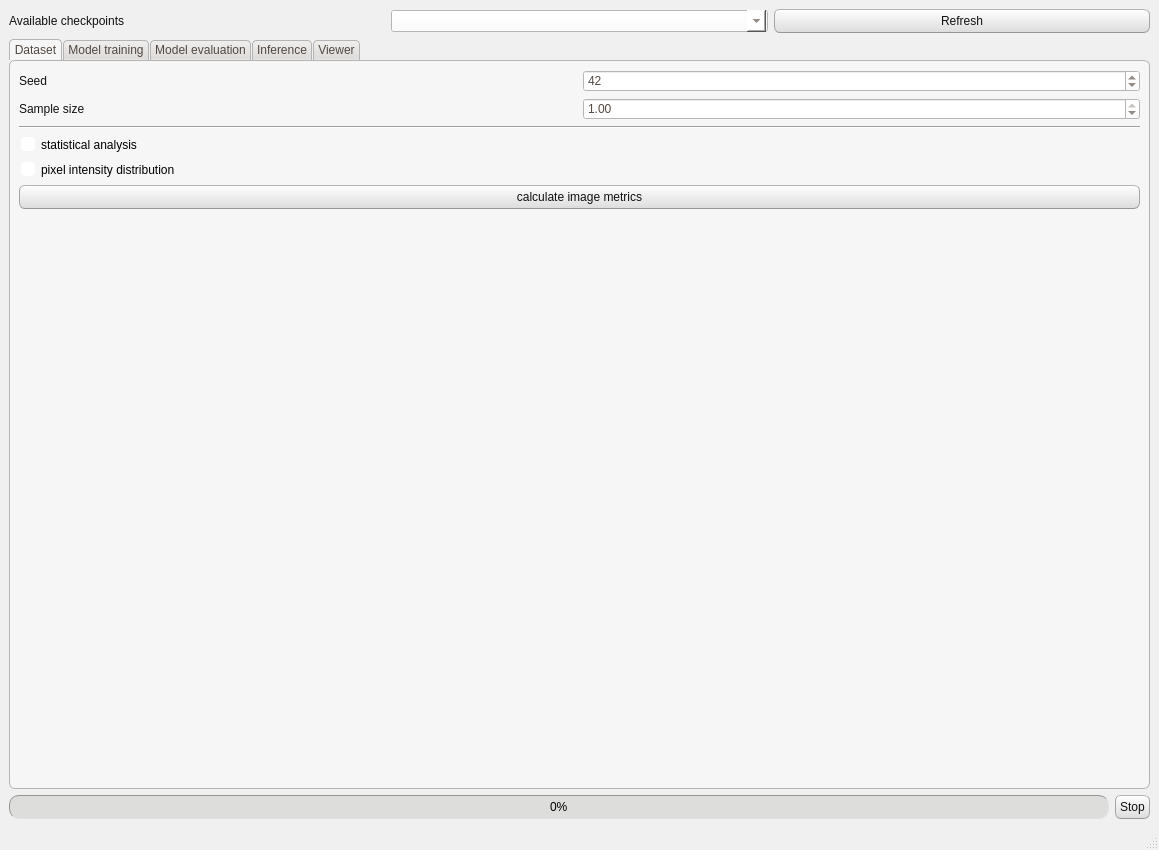
Old version of the form FEXT/commons/interface/layout/window_layout.ui in the repository CTCycle/FEXT-Autoencoder.
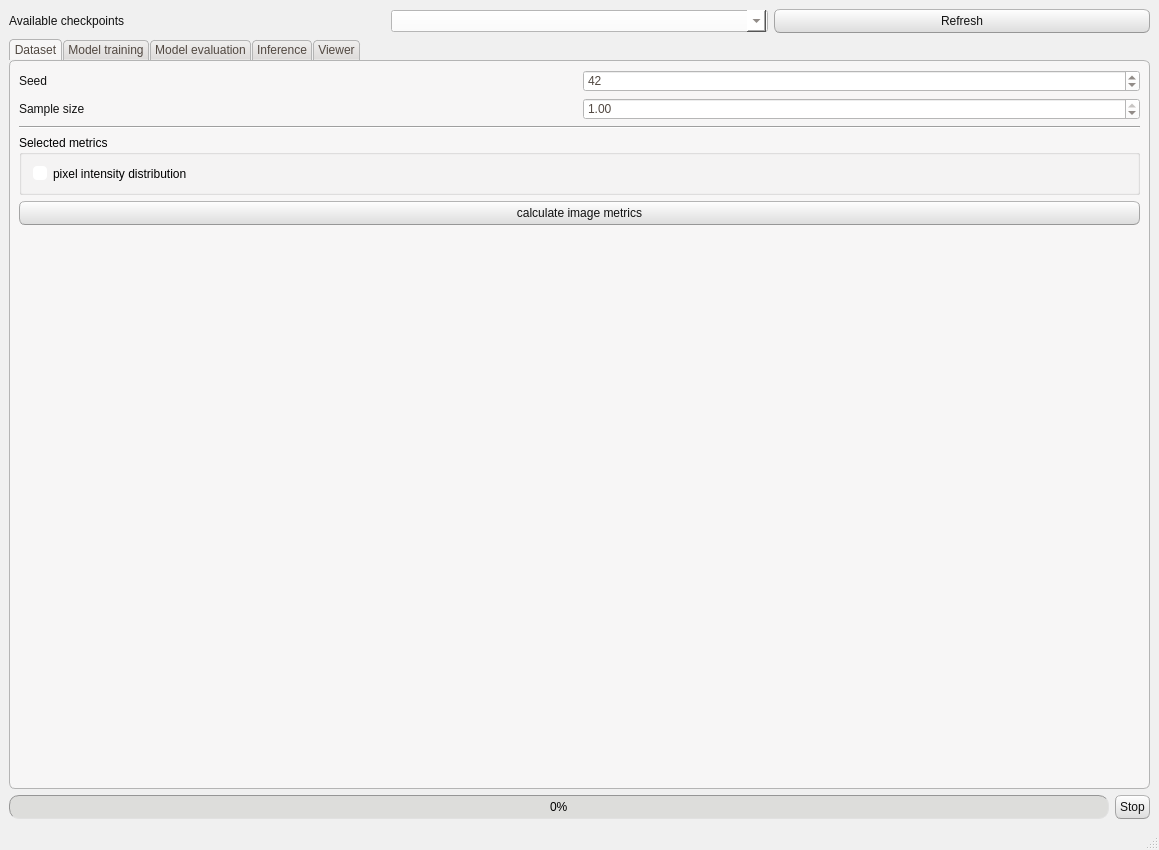
New version of the form. The open tabs and pages were chosen to show the change.

```diff
--- a/FEXT/commons/interface/layout/window_layout.ui
+++ b/FEXT/commons/interface/layout/window_layout.ui
@@ -549,13 +549,7 @@
        <attribute name="title">
         <string>Dataset</string>
        </attribute>
-       <layout class="QHBoxLayout" name="horizontalLayout_24">
-        <item>
-         <layout class="QHBoxLayout" name="centralLayout">
-          <item>
-           <layout class="QVBoxLayout" name="datasetMetricsLayout">
-            <item>
-             <layout class="QVBoxLayout" name="verticalLayout">
+       <layout class="QVBoxLayout" name="verticalLayout_7">
               <item>
                <layout class="QHBoxLayout" name="datasetMetricGroup">
                 <item>
@@ -606,12 +600,11 @@
                </widget>
               </item>
               <item>
-               <widget class="QCheckBox" name="getStatsAnalysis">
-                <property name="text">
-                 <string>statistical analysis</string>
-                </property>
-               </widget>
-              </item>
+         <widget class="QGroupBox" name="groupBox_7">
+          <property name="title">
+           <string>Selected metrics</string>
+          </property>
+          <layout class="QVBoxLayout" name="verticalLayout">
               <item>
                <widget class="QCheckBox" name="getPixDist">
                 <property name="text">
@@ -619,6 +612,9 @@
                 </property>
                </widget>
               </item>
+          </layout>
+         </widget>
+        </item>
               <item>
                <widget class="QPushButton" name="getImgMetrics">
                 <property name="text">
@@ -626,8 +622,6 @@
                 </property>
                </widget>
               </item>
-             </layout>
-            </item>
             <item>
              <spacer name="verticalSpacer">
               <property name="orientation">
@@ -636,14 +630,10 @@
               <property name="sizeHint" stdset="0">
                <size>
                 <width>218</width>
-                <height>158</height>
+            <height>454</height>
                </size>
               </property>
              </spacer>
-            </item>
-           </layout>
-          </item>
-         </layout>
         </item>
        </layout>
       </widget>
```
Left out of the diff: 15 changed lines with no effect on the pictures. Lines whose indentation alone changed are shown as unchanged.
